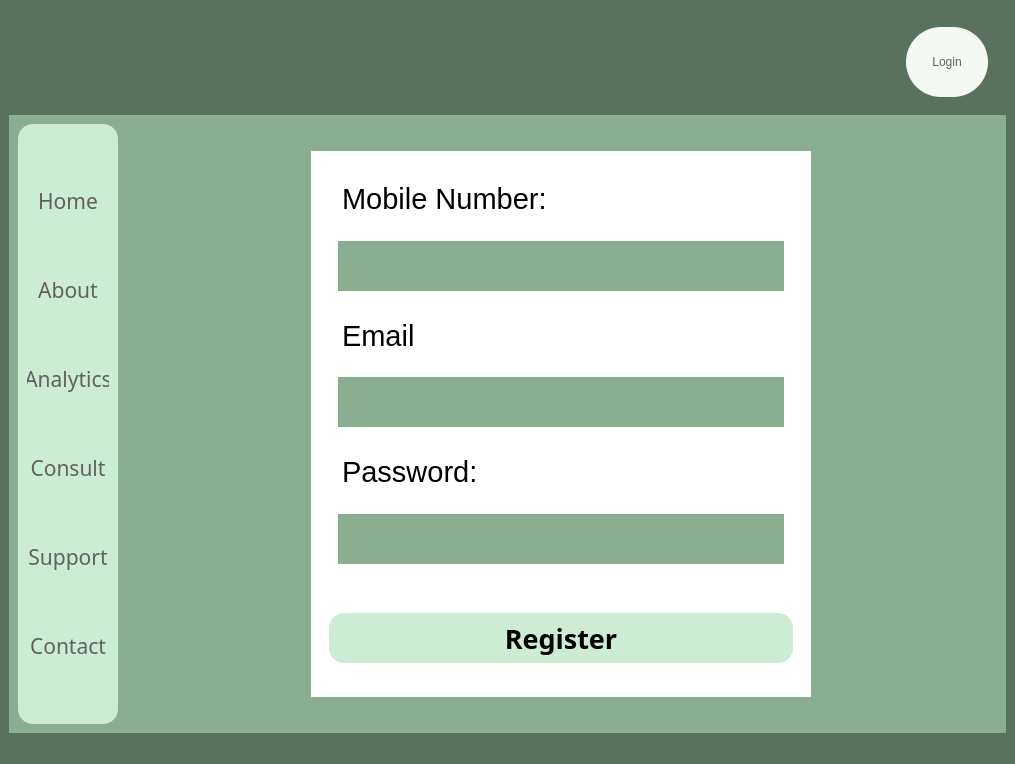
This is register_window.ui in srishtiigautam/restorehealth as Qt 5 draws it before an edit. The edited form follows.
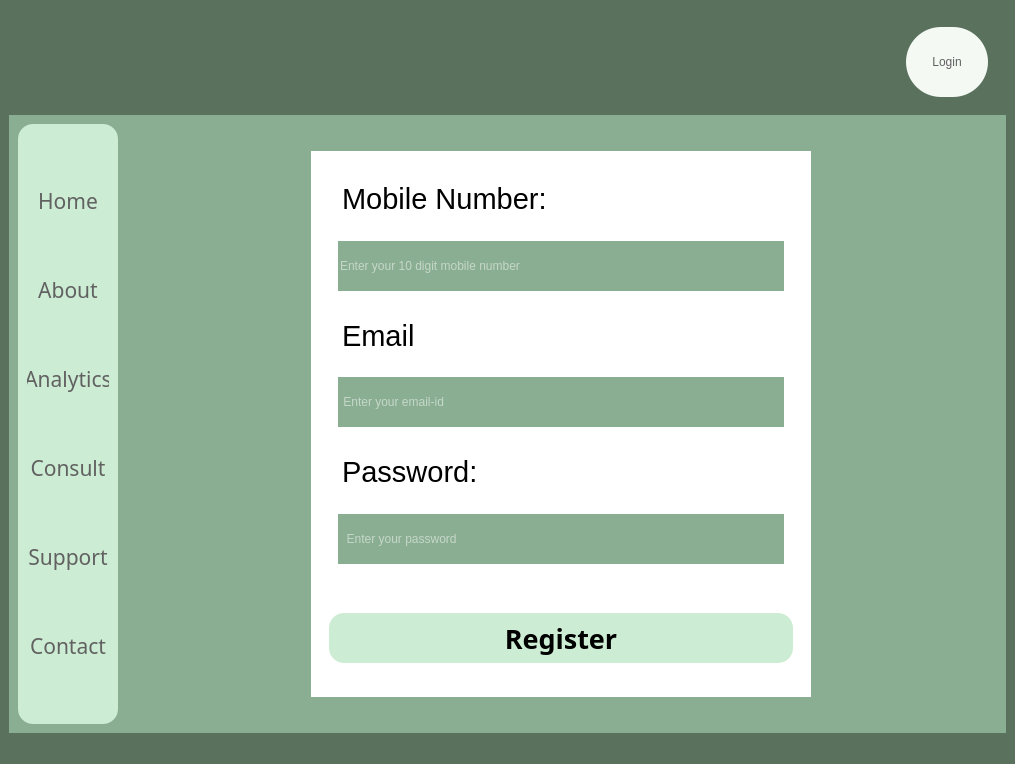
This is the edited form. Icons and pictures are not drawn.

What changed in the file:
```diff
--- a/register_window.ui
+++ b/register_window.ui
@@ -541,30 +541,27 @@
                         </property>
                         <layout class="QVBoxLayout" name="verticalLayout_6">
                          <item>
-                          <widget class="QTextEdit" name="textEdit">
-                           <property name="maximumSize">
+                          <widget class="QLineEdit" name="mobile_number_entry">
+                           <property name="minimumSize">
                             <size>
-                             <width>16777215</width>
+                             <width>0</width>
                              <height>50</height>
                             </size>
                            </property>
-                           <property name="cursor" stdset="0">
-                            <cursorShape>IBeamCursor</cursorShape>
-                           </property>
                            <property name="styleSheet">
-                            <string notr="true">QTextEdit{
+                            <string notr="true">QLineEdit{
 background-color: rgb(138, 174, 146);
 color: rgb(255, 255, 255);
 }
 
-QTextEdit:focus{
+QLineEdit:focus{
 	background-color:rgb(204, 236, 211);
 	border: 2px solid black;
 	color: rgb(0, 0, 0);
 }</string>
                            </property>
-                           <property name="frameShape">
-                            <enum>QFrame::Box</enum>
+                           <property name="placeholderText">
+                            <string>Enter your 10 digit mobile number</string>
                            </property>
                           </widget>
                          </item>
@@ -623,30 +620,27 @@
                         </property>
                         <layout class="QVBoxLayout" name="verticalLayout_7">
                          <item>
-                          <widget class="QTextEdit" name="textEdit_3">
-                           <property name="maximumSize">
+                          <widget class="QLineEdit" name="email_entry">
+                           <property name="minimumSize">
                             <size>
-                             <width>16777215</width>
+                             <width>0</width>
                              <height>50</height>
                             </size>
                            </property>
-                           <property name="cursor" stdset="0">
-                            <cursorShape>IBeamCursor</cursorShape>
-                           </property>
                            <property name="styleSheet">
-                            <string notr="true">QTextEdit{
+                            <string notr="true">QLineEdit{
 background-color: rgb(138, 174, 146);
 color: rgb(255, 255, 255);
 }
 
-QTextEdit:focus{
+QLineEdit:focus{
 	background-color:rgb(204, 236, 211);
 	border: 2px solid black;
 	color: rgb(0, 0, 0);
 }</string>
                            </property>
-                           <property name="frameShape">
-                            <enum>QFrame::Box</enum>
+                           <property name="placeholderText">
+                            <string> Enter your email-id</string>
                            </property>
                           </widget>
                          </item>
@@ -711,30 +705,36 @@
                         </property>
                         <layout class="QHBoxLayout" name="horizontalLayout_7">
                          <item>
-                          <widget class="QTextEdit" name="textEdit_2">
-                           <property name="maximumSize">
+                          <widget class="QLineEdit" name="password_entry">
+                           <property name="minimumSize">
                             <size>
-                             <width>16777215</width>
+                             <width>0</width>
                              <height>50</height>
                             </size>
                            </property>
-                           <property name="cursor" stdset="0">
-                            <cursorShape>IBeamCursor</cursorShape>
-                           </property>
                            <property name="styleSheet">
-                            <string notr="true">QTextEdit{
+                            <string notr="true">QLineEdit{
 background-color: rgb(138, 174, 146);
 color: rgb(255, 255, 255);
 }
 
-QTextEdit:focus{
+QLineEdit:focus{
 	background-color:rgb(204, 236, 211);
 	border: 2px solid black;
 	color: rgb(0, 0, 0);
 }</string>
                            </property>
-                           <property name="frameShape">
-                            <enum>QFrame::Box</enum>
+                           <property name="echoMode">
+                            <enum>QLineEdit::Password</enum>
+                           </property>
+                           <property name="alignment">
+                            <set>Qt::AlignLeading|Qt::AlignLeft|Qt::AlignVCenter</set>
+                           </property>
+                           <property name="placeholderText">
+                            <string>  Enter your password</string>
+                           </property>
+                           <property name="clearButtonEnabled">
+                            <bool>false</bool>
                            </property>
                           </widget>
                          </item>
@@ -763,7 +763,7 @@
                      </property>
                      <layout class="QVBoxLayout" name="verticalLayout_9">
                       <item>
-                       <widget class="QPushButton" name="pushButton_3">
+                       <widget class="QPushButton" name="Register_Submit_Button">
                         <property name="minimumSize">
                          <size>
                           <width>0</width>
```
